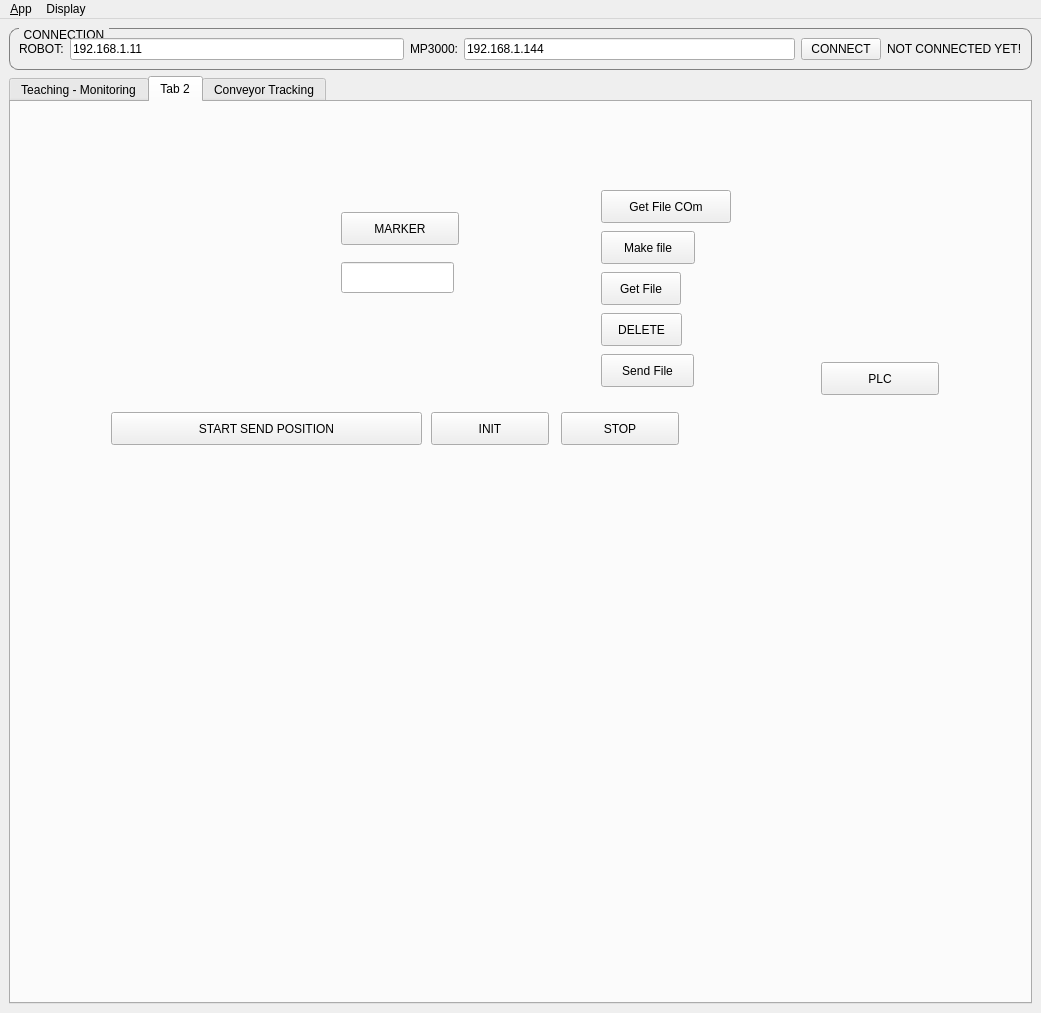
This is ui/main_window.ui in tapati0127/motorosudp as Qt 5 draws it before an edit. The edited form follows.
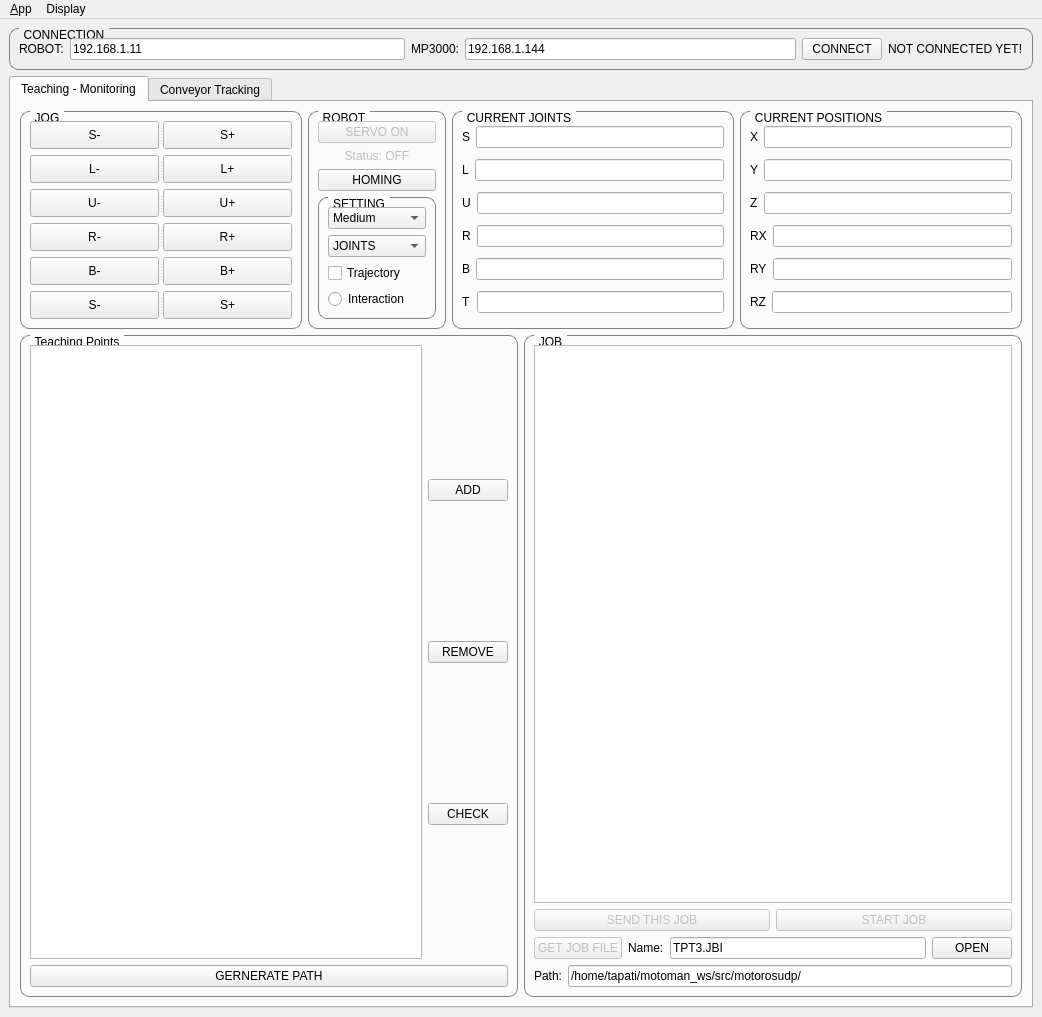
This is the edited form. The open tabs and pages were chosen to show the change. Icons and pictures are not drawn.

Patch:
```diff
--- a/ui/main_window.ui
+++ b/ui/main_window.ui
@@ -6,8 +6,8 @@
    <rect>
     <x>0</x>
     <y>0</y>
-    <width>1041</width>
-    <height>1013</height>
+    <width>1042</width>
+    <height>1017</height>
    </rect>
   </property>
   <property name="sizePolicy">
@@ -715,7 +715,7 @@
             <property name="title">
              <string>Teaching Points</string>
             </property>
-            <layout class="QVBoxLayout" name="verticalLayout_8">
+            <layout class="QVBoxLayout" name="verticalLayout_10">
              <item>
               <layout class="QHBoxLayout" name="horizontalLayout_24">
                <item>
@@ -740,7 +740,7 @@
                  <item>
                   <widget class="QPushButton" name="pushButtonModifyPoint">
                    <property name="text">
-                    <string>MODIFY</string>
+                    <string>CHECK</string>
                    </property>
                   </widget>
                  </item>
@@ -780,13 +780,9 @@
             <property name="title">
              <string>JOB</string>
             </property>
-            <layout class="QVBoxLayout" name="verticalLayout_10">
+            <layout class="QVBoxLayout" name="verticalLayout_8">
              <item>
-              <layout class="QVBoxLayout" name="verticalLayout_16">
-               <item>
-                <widget class="QPlainTextEdit" name="plainTextEditJOB"/>
-               </item>
-              </layout>
+              <widget class="QTextEdit" name="textEditJOB"/>
              </item>
              <item>
               <layout class="QHBoxLayout" name="horizontalLayout_27">
@@ -813,7 +809,9 @@
               </layout>
              </item>
              <item>
-              <layout class="QHBoxLayout" name="horizontalLayout_28">
+              <layout class="QHBoxLayout" name="horizontalLayout_23">
+               <item>
+                <layout class="QHBoxLayout" name="horizontalLayout_21">
                <item>
                 <widget class="QPushButton" name="pushButtonGetJobFile">
                  <property name="enabled">
@@ -838,6 +836,8 @@
                  </property>
                 </widget>
                </item>
+                </layout>
+               </item>
                <item>
                 <widget class="QPushButton" name="pushButtonOpenJOB">
                  <property name="text">
@@ -872,151 +872,6 @@
         </item>
        </layout>
       </widget>
-      <widget class="QWidget" name="tab_2">
-       <attribute name="title">
-        <string>Tab 2</string>
-       </attribute>
-       <widget class="QPushButton" name="pushButton_10">
-        <property name="geometry">
-         <rect>
-          <x>420</x>
-          <y>310</y>
-          <width>118</width>
-          <height>33</height>
-         </rect>
-        </property>
-        <property name="text">
-         <string>INIT</string>
-        </property>
-       </widget>
-       <widget class="QPushButton" name="pushButton_8">
-        <property name="geometry">
-         <rect>
-          <x>810</x>
-          <y>260</y>
-          <width>118</width>
-          <height>33</height>
-         </rect>
-        </property>
-        <property name="text">
-         <string>PLC</string>
-        </property>
-       </widget>
-       <widget class="QPushButton" name="pushButton_9">
-        <property name="geometry">
-         <rect>
-          <x>100</x>
-          <y>310</y>
-          <width>311</width>
-          <height>33</height>
-         </rect>
-        </property>
-        <property name="text">
-         <string>START SEND POSITION</string>
-        </property>
-       </widget>
-       <widget class="QPushButton" name="pushButton_11">
-        <property name="geometry">
-         <rect>
-          <x>550</x>
-          <y>310</y>
-          <width>118</width>
-          <height>33</height>
-         </rect>
-        </property>
-        <property name="text">
-         <string>STOP</string>
-        </property>
-       </widget>
-       <widget class="QPushButton" name="pushButton">
-        <property name="geometry">
-         <rect>
-          <x>330</x>
-          <y>110</y>
-          <width>118</width>
-          <height>33</height>
-         </rect>
-        </property>
-        <property name="text">
-         <string>MARKER</string>
-        </property>
-       </widget>
-       <widget class="QLineEdit" name="lineEdit">
-        <property name="geometry">
-         <rect>
-          <x>330</x>
-          <y>160</y>
-          <width>113</width>
-          <height>31</height>
-         </rect>
-        </property>
-       </widget>
-       <widget class="QPushButton" name="pushButton_7">
-        <property name="geometry">
-         <rect>
-          <x>590</x>
-          <y>211</y>
-          <width>81</width>
-          <height>33</height>
-         </rect>
-        </property>
-        <property name="text">
-         <string>DELETE</string>
-        </property>
-       </widget>
-       <widget class="QPushButton" name="pushButton_3">
-        <property name="geometry">
-         <rect>
-          <x>590</x>
-          <y>88</y>
-          <width>130</width>
-          <height>33</height>
-         </rect>
-        </property>
-        <property name="text">
-         <string>Get File COm</string>
-        </property>
-       </widget>
-       <widget class="QPushButton" name="pushButton_5">
-        <property name="geometry">
-         <rect>
-          <x>590</x>
-          <y>129</y>
-          <width>94</width>
-          <height>33</height>
-         </rect>
-        </property>
-        <property name="text">
-         <string>Make file</string>
-        </property>
-       </widget>
-       <widget class="QPushButton" name="pushButton_4">
-        <property name="geometry">
-         <rect>
-          <x>590</x>
-          <y>252</y>
-          <width>93</width>
-          <height>33</height>
-         </rect>
-        </property>
-        <property name="text">
-         <string>Send File</string>
-        </property>
-       </widget>
-       <widget class="QPushButton" name="pushButton_6">
-        <property name="geometry">
-         <rect>
-          <x>590</x>
-          <y>170</y>
-          <width>80</width>
-          <height>33</height>
-         </rect>
-        </property>
-        <property name="text">
-         <string>Get File</string>
-        </property>
-       </widget>
-      </widget>
       <widget class="QWidget" name="tab_3">
        <attribute name="title">
         <string>Conveyor Tracking</string>
@@ -1804,7 +1659,7 @@
     <rect>
      <x>0</x>
      <y>0</y>
-     <width>1041</width>
+     <width>1042</width>
      <height>28</height>
     </rect>
    </property>
```
Left out of the diff: 149 changed lines with no effect on the pictures. Lines whose indentation alone changed are shown as unchanged.
